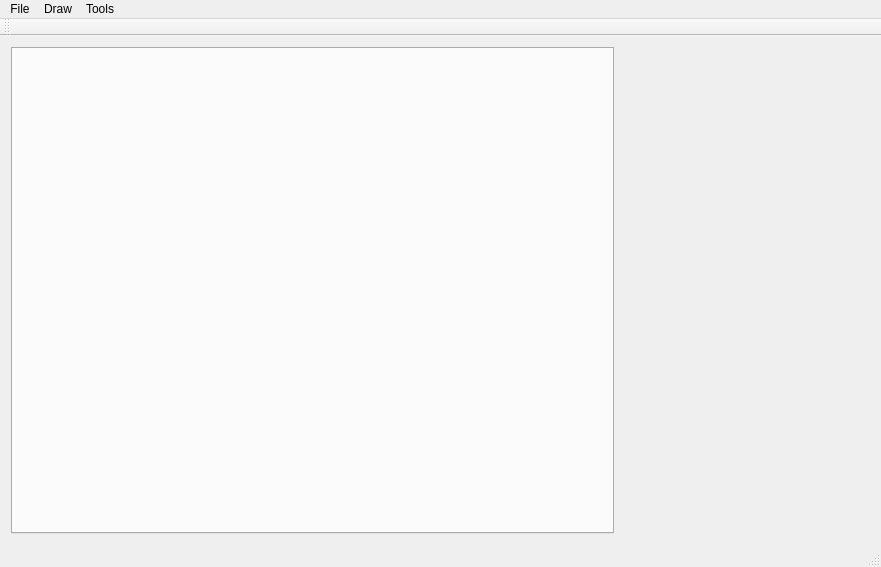
The window that mainwindow.ui (menzzana/itvide) describes before a commit, drawn with Qt 5.
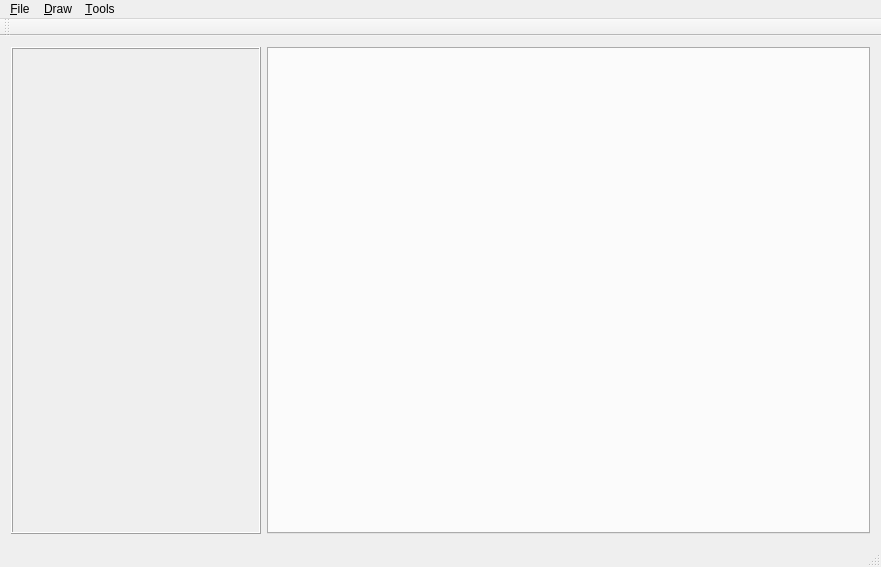
The same window after the commit.

Commit message: fixed all events to lambda functions and shifted filters to the left

```diff
--- a/mainwindow.ui
+++ b/mainwindow.ui
@@ -15,9 +15,6 @@
   </property>
   <widget class="QWidget" name="centralWidget">
    <layout class="QHBoxLayout" name="horizontalLayout">
-    <item>
-     <widget class="QTabWidget" name="tabWidget"/>
-    </item>
     <item>
      <widget class="QToolBox" name="toolBox">
       <property name="minimumSize">
@@ -32,11 +29,20 @@
         <height>16777215</height>
        </size>
       </property>
+      <property name="frameShape">
+       <enum>QFrame::Box</enum>
+      </property>
+      <property name="frameShadow">
+       <enum>QFrame::Raised</enum>
+      </property>
       <property name="currentIndex">
        <number>-1</number>
       </property>
      </widget>
     </item>
+    <item>
+     <widget class="QTabWidget" name="tabWidget"/>
+    </item>
    </layout>
   </widget>
   <widget class="QMenuBar" name="menuBar">
@@ -45,26 +51,26 @@
      <x>0</x>
      <y>0</y>
      <width>881</width>
-     <height>22</height>
+     <height>25</height>
     </rect>
    </property>
    <widget class="QMenu" name="menuFile">
     <property name="title">
-     <string>File</string>
+     <string>&amp;File</string>
     </property>
     <addaction name="actionImport"/>
     <addaction name="actionQuit"/>
    </widget>
    <widget class="QMenu" name="menuDraw">
     <property name="title">
-     <string>Draw</string>
+     <string>&amp;Draw</string>
     </property>
     <addaction name="actionTable"/>
     <addaction name="actionScatterplot"/>
    </widget>
    <widget class="QMenu" name="menuTools">
     <property name="title">
-     <string>Tools</string>
+     <string>&amp;Tools</string>
     </property>
     <addaction name="actionReset_Filters"/>
    </widget>
```
Left out of the diff: 10 changed lines with no effect on the pictures. The commit also changes 2 other files.
